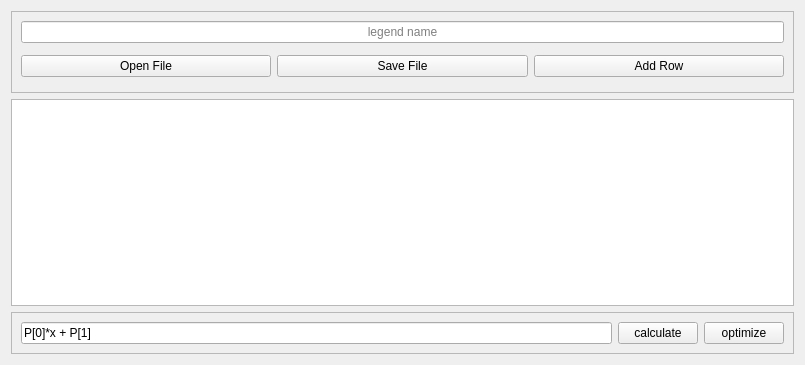
This is WWplot/ui/table.ui in wwmm/wwplot as Qt 5 draws it before an edit. The edited form follows.
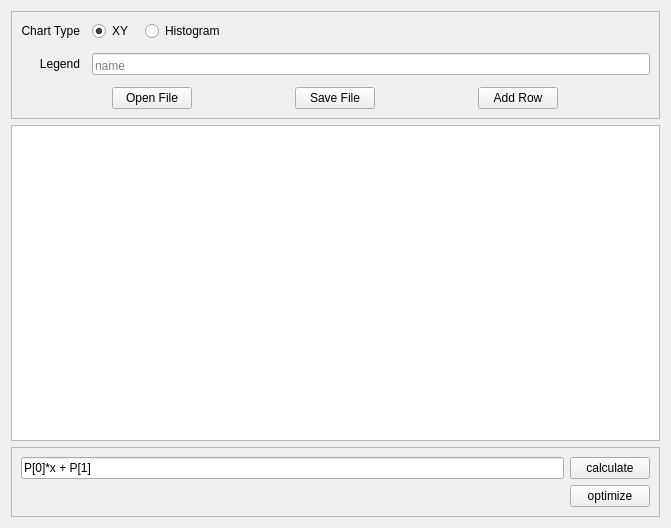
This is the edited form.

```diff
--- a/WWplot/ui/table.ui
+++ b/WWplot/ui/table.ui
@@ -6,8 +6,8 @@
    <rect>
     <x>0</x>
     <y>0</y>
-    <width>805</width>
-    <height>365</height>
+    <width>671</width>
+    <height>528</height>
    </rect>
   </property>
   <property name="sizePolicy">
@@ -90,54 +90,59 @@
       <enum>QFrame::Raised</enum>
      </property>
      <layout class="QGridLayout" name="gridLayout_2">
-      <item row="0" column="1" colspan="2">
-       <layout class="QHBoxLayout" name="horizontalLayout_2">
-        <item>
-         <widget class="QPushButton" name="button_calc">
-          <property name="sizePolicy">
-           <sizepolicy hsizetype="Minimum" vsizetype="Fixed">
-            <horstretch>0</horstretch>
-            <verstretch>0</verstretch>
-           </sizepolicy>
-          </property>
-          <property name="text">
-           <string>calculate</string>
-          </property>
-         </widget>
-        </item>
-        <item>
-         <widget class="QPushButton" name="button_fit">
-          <property name="sizePolicy">
-           <sizepolicy hsizetype="Minimum" vsizetype="Fixed">
-            <horstretch>0</horstretch>
-            <verstretch>0</verstretch>
-           </sizepolicy>
-          </property>
-          <property name="text">
-           <string>optimize</string>
-          </property>
-         </widget>
-        </item>
-       </layout>
+      <item row="2" column="1" alignment="Qt::AlignTop">
+       <widget class="QPushButton" name="button_fit">
+        <property name="sizePolicy">
+         <sizepolicy hsizetype="Minimum" vsizetype="Fixed">
+          <horstretch>0</horstretch>
+          <verstretch>0</verstretch>
+         </sizepolicy>
+        </property>
+        <property name="text">
+         <string>optimize</string>
+        </property>
+       </widget>
       </item>
       <item row="0" column="0">
        <widget class="QLineEdit" name="equation">
         <property name="text">
          <string notr="true">P[0]*x + P[1]</string>
         </property>
+        <property name="alignment">
+         <set>Qt::AlignLeading|Qt::AlignLeft|Qt::AlignVCenter</set>
+        </property>
         <property name="placeholderText">
          <string notr="true"/>
         </property>
        </widget>
       </item>
-      <item row="1" column="0">
+      <item row="2" column="0">
        <layout class="QGridLayout" name="fit_params_layout"/>
       </item>
+      <item row="0" column="1">
+       <widget class="QPushButton" name="button_calc">
+        <property name="sizePolicy">
+         <sizepolicy hsizetype="Minimum" vsizetype="Fixed">
+          <horstretch>0</horstretch>
+          <verstretch>0</verstretch>
+         </sizepolicy>
+        </property>
+        <property name="text">
+         <string>calculate</string>
+        </property>
+       </widget>
+      </item>
      </layout>
     </widget>
    </item>
    <item row="0" column="0" colspan="5">
     <widget class="QFrame" name="table_cfg_frame">
+     <property name="sizePolicy">
+      <sizepolicy hsizetype="MinimumExpanding" vsizetype="Preferred">
+       <horstretch>0</horstretch>
+       <verstretch>0</verstretch>
+      </sizepolicy>
+     </property>
      <property name="frameShape">
       <enum>QFrame::StyledPanel</enum>
      </property>
@@ -145,18 +150,40 @@
       <enum>QFrame::Raised</enum>
      </property>
      <layout class="QGridLayout" name="gridLayout_3">
-      <item row="2" column="0">
+      <property name="sizeConstraint">
+       <enum>QLayout::SetDefaultConstraint</enum>
+      </property>
+      <property name="spacing">
+       <number>12</number>
+      </property>
+      <item row="0" column="0">
+       <widget class="QLabel" name="label">
+        <property name="sizePolicy">
+         <sizepolicy hsizetype="Fixed" vsizetype="Fixed">
+          <horstretch>0</horstretch>
+          <verstretch>0</verstretch>
+         </sizepolicy>
+        </property>
+        <property name="text">
+         <string>Chart Type</string>
+        </property>
+        <property name="alignment">
+         <set>Qt::AlignRight|Qt::AlignTrailing|Qt::AlignVCenter</set>
+        </property>
+       </widget>
+      </item>
+      <item row="5" column="0" colspan="5">
        <layout class="QHBoxLayout" name="horizontalLayout">
         <property name="topMargin">
-         <number>6</number>
+         <number>0</number>
         </property>
         <property name="bottomMargin">
-         <number>6</number>
+         <number>0</number>
         </property>
         <item>
          <widget class="QPushButton" name="button_import">
           <property name="sizePolicy">
-           <sizepolicy hsizetype="Minimum" vsizetype="Fixed">
+           <sizepolicy hsizetype="Fixed" vsizetype="Fixed">
             <horstretch>0</horstretch>
             <verstretch>0</verstretch>
            </sizepolicy>
@@ -169,7 +196,7 @@
         <item>
          <widget class="QPushButton" name="button_export">
           <property name="sizePolicy">
-           <sizepolicy hsizetype="Minimum" vsizetype="Fixed">
+           <sizepolicy hsizetype="Fixed" vsizetype="Fixed">
             <horstretch>0</horstretch>
             <verstretch>0</verstretch>
            </sizepolicy>
@@ -182,7 +209,7 @@
         <item>
          <widget class="QPushButton" name="button_add_row">
           <property name="sizePolicy">
-           <sizepolicy hsizetype="Minimum" vsizetype="Fixed">
+           <sizepolicy hsizetype="Fixed" vsizetype="Fixed">
             <horstretch>0</horstretch>
             <verstretch>0</verstretch>
            </sizepolicy>
@@ -200,7 +227,23 @@
         </item>
        </layout>
       </item>
-      <item row="1" column="0">
+      <item row="0" column="1">
+       <widget class="QRadioButton" name="radio_xy">
+        <property name="sizePolicy">
+         <sizepolicy hsizetype="Fixed" vsizetype="Fixed">
+          <horstretch>0</horstretch>
+          <verstretch>0</verstretch>
+         </sizepolicy>
+        </property>
+        <property name="text">
+         <string>XY</string>
+        </property>
+        <property name="checked">
+         <bool>true</bool>
+        </property>
+       </widget>
+      </item>
+      <item row="2" column="1" colspan="4">
        <widget class="QLineEdit" name="legend_name">
         <property name="sizePolicy">
          <sizepolicy hsizetype="MinimumExpanding" vsizetype="Fixed">
@@ -215,10 +258,39 @@
          </size>
         </property>
         <property name="alignment">
-         <set>Qt::AlignCenter</set>
+         <set>Qt::AlignBottom|Qt::AlignLeading|Qt::AlignLeft</set>
         </property>
         <property name="placeholderText">
-         <string>legend name</string>
+         <string>name</string>
+        </property>
+       </widget>
+      </item>
+      <item row="2" column="0">
+       <widget class="QLabel" name="label_2">
+        <property name="sizePolicy">
+         <sizepolicy hsizetype="Minimum" vsizetype="Fixed">
+          <horstretch>0</horstretch>
+          <verstretch>0</verstretch>
+         </sizepolicy>
+        </property>
+        <property name="text">
+         <string>Legend</string>
+        </property>
+        <property name="alignment">
+         <set>Qt::AlignRight|Qt::AlignTrailing|Qt::AlignVCenter</set>
+        </property>
+       </widget>
+      </item>
+      <item row="0" column="2">
+       <widget class="QRadioButton" name="radio_histogram">
+        <property name="sizePolicy">
+         <sizepolicy hsizetype="Fixed" vsizetype="Fixed">
+          <horstretch>0</horstretch>
+          <verstretch>0</verstretch>
+         </sizepolicy>
+        </property>
+        <property name="text">
+         <string>Histogram</string>
         </property>
        </widget>
       </item>
```
